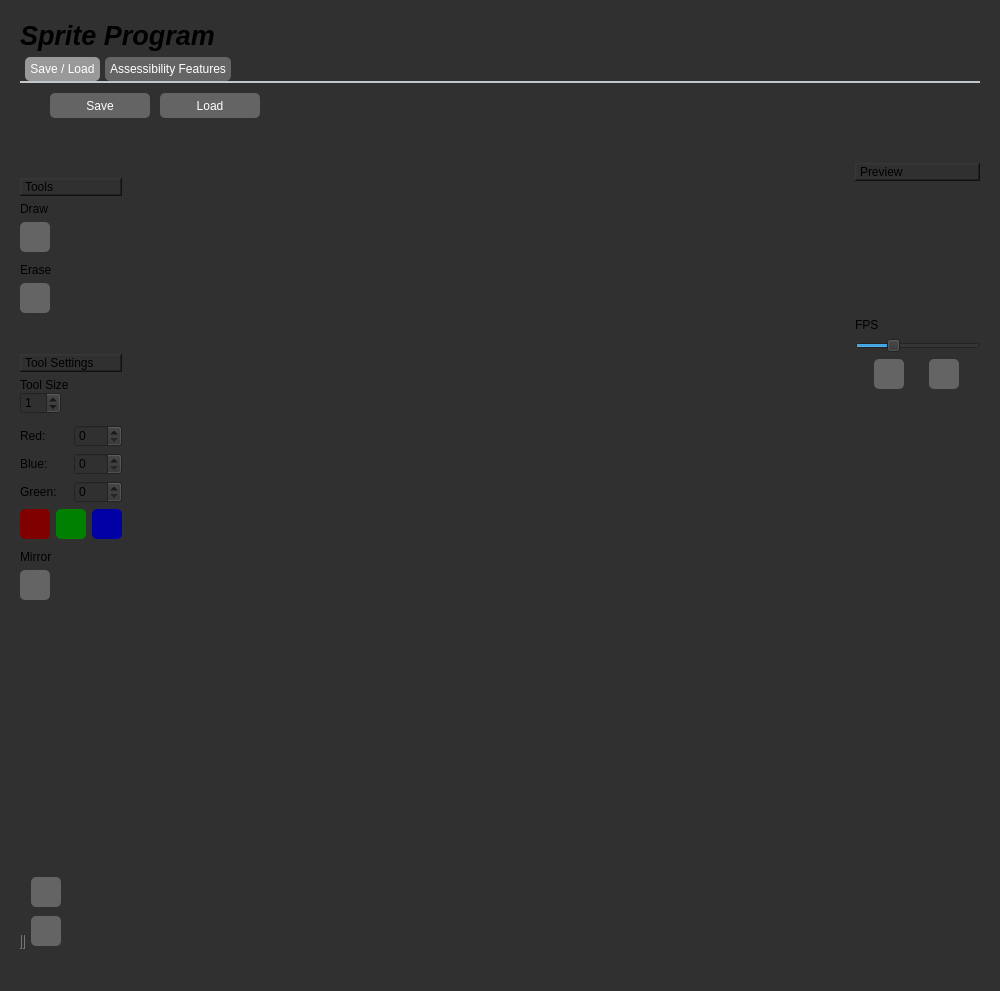
First picture: the form in mainwindow.ui, repository landonwest815/sprite-editor, before the edit.
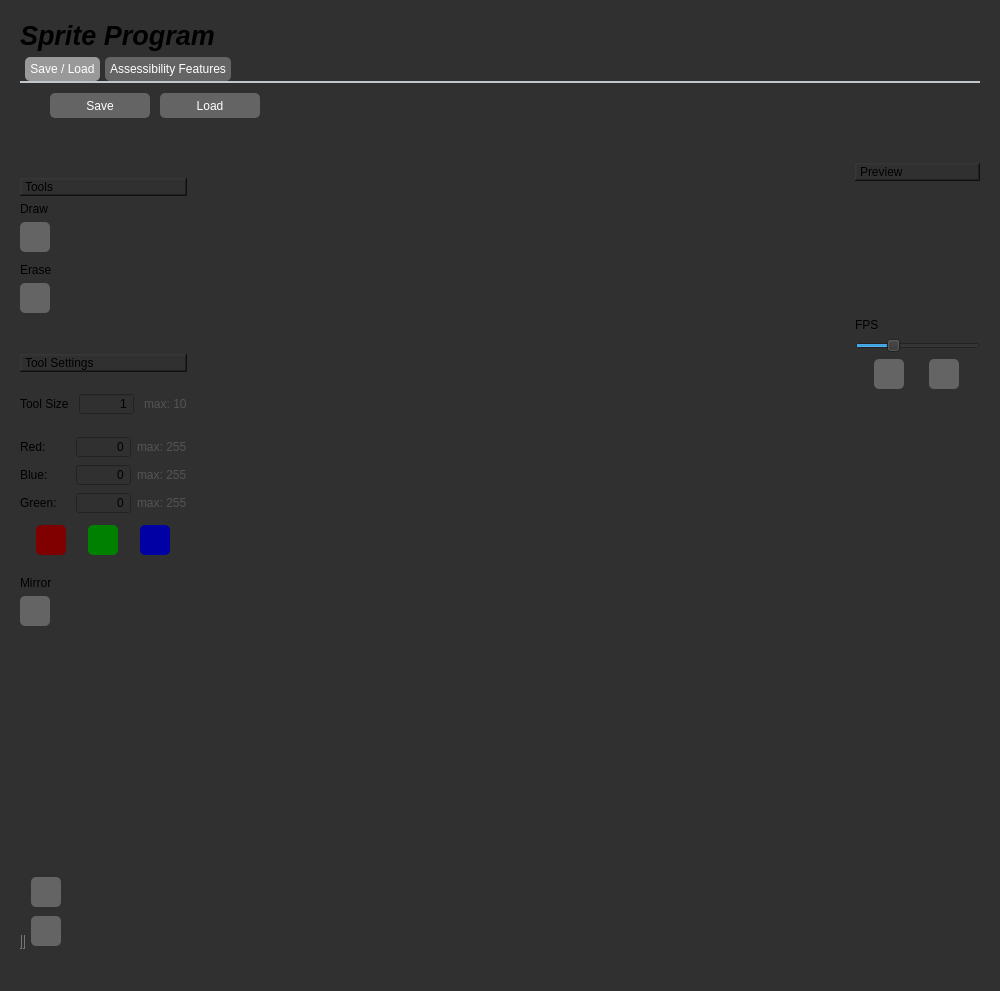
Second picture: the form after the edit. Icons and pictures are not drawn.

Diff of the .ui file:
```diff
--- a/mainwindow.ui
+++ b/mainwindow.ui
@@ -737,33 +737,84 @@
           </property>
          </widget>
         </item>
+        <item>
+         <spacer name="verticalSpacer_13">
+          <property name="orientation">
+           <enum>Qt::Vertical</enum>
+          </property>
+          <property name="sizeType">
+           <enum>QSizePolicy::Fixed</enum>
+          </property>
+          <property name="sizeHint" stdset="0">
+           <size>
+            <width>20</width>
+            <height>15</height>
+           </size>
+          </property>
+         </spacer>
+        </item>
         <item>
          <layout class="QVBoxLayout" name="verticalLayout_4">
           <property name="spacing">
            <number>0</number>
           </property>
           <item>
-           <widget class="QLabel" name="toolSizeLabel">
-            <property name="text">
-             <string>Tool Size</string>
-            </property>
-           </widget>
-          </item>
-          <item>
-           <widget class="QSpinBox" name="toolSizeSpin">
-            <property name="sizePolicy">
-             <sizepolicy hsizetype="Fixed" vsizetype="Fixed">
-              <horstretch>0</horstretch>
-              <verstretch>0</verstretch>
-             </sizepolicy>
-            </property>
-            <property name="maximum">
+           <layout class="QHBoxLayout" name="horizontalLayout_7">
+            <property name="spacing">
              <number>10</number>
             </property>
-            <property name="value">
-             <number>1</number>
-            </property>
-           </widget>
+            <item>
+             <widget class="QLabel" name="toolSizeLabel">
+              <property name="text">
+               <string>Tool Size</string>
+              </property>
+             </widget>
+            </item>
+            <item>
+             <widget class="QSpinBox" name="toolSizeSpin">
+              <property name="sizePolicy">
+               <sizepolicy hsizetype="Fixed" vsizetype="Fixed">
+                <horstretch>0</horstretch>
+                <verstretch>0</verstretch>
+               </sizepolicy>
+              </property>
+              <property name="minimumSize">
+               <size>
+                <width>55</width>
+                <height>0</height>
+               </size>
+              </property>
+              <property name="maximumSize">
+               <size>
+                <width>55</width>
+                <height>16777215</height>
+               </size>
+              </property>
+              <property name="alignment">
+               <set>Qt::AlignRight|Qt::AlignTrailing|Qt::AlignVCenter</set>
+              </property>
+              <property name="buttonSymbols">
+               <enum>QAbstractSpinBox::NoButtons</enum>
+              </property>
+              <property name="maximum">
+               <number>10</number>
+              </property>
+              <property name="value">
+               <number>1</number>
+              </property>
+             </widget>
+            </item>
+            <item>
+             <widget class="QLabel" name="redLabel_2">
+              <property name="styleSheet">
+               <string notr="true">color: rgb(84, 84, 84)</string>
+              </property>
+              <property name="text">
+               <string>max: 10</string>
+              </property>
+             </widget>
+            </item>
+           </layout>
           </item>
          </layout>
         </item>
@@ -778,7 +829,7 @@
           <property name="sizeHint" stdset="0">
            <size>
             <width>20</width>
-            <height>5</height>
+            <height>15</height>
            </size>
           </property>
          </spacer>
@@ -794,14 +845,42 @@
           </item>
           <item>
            <widget class="QSpinBox" name="redSpin">
+            <property name="minimumSize">
+             <size>
+              <width>55</width>
+              <height>0</height>
+             </size>
+            </property>
+            <property name="maximumSize">
+             <size>
+              <width>55</width>
+              <height>16777215</height>
+             </size>
+            </property>
             <property name="styleSheet">
              <string notr="true"/>
             </property>
+            <property name="alignment">
+             <set>Qt::AlignRight|Qt::AlignTrailing|Qt::AlignVCenter</set>
+            </property>
+            <property name="buttonSymbols">
+             <enum>QAbstractSpinBox::NoButtons</enum>
+            </property>
             <property name="maximum">
              <number>255</number>
             </property>
            </widget>
           </item>
+          <item>
+           <widget class="QLabel" name="redLabel_4">
+            <property name="styleSheet">
+             <string notr="true">color: rgb(84, 84, 84)</string>
+            </property>
+            <property name="text">
+             <string>max: 255</string>
+            </property>
+           </widget>
+          </item>
          </layout>
         </item>
         <item>
@@ -815,11 +894,39 @@
           </item>
           <item>
            <widget class="QSpinBox" name="blueSpin">
+            <property name="minimumSize">
+             <size>
+              <width>55</width>
+              <height>0</height>
+             </size>
+            </property>
+            <property name="maximumSize">
+             <size>
+              <width>55</width>
+              <height>16777215</height>
+             </size>
+            </property>
+            <property name="alignment">
+             <set>Qt::AlignRight|Qt::AlignTrailing|Qt::AlignVCenter</set>
+            </property>
+            <property name="buttonSymbols">
+             <enum>QAbstractSpinBox::NoButtons</enum>
+            </property>
             <property name="maximum">
              <number>255</number>
             </property>
            </widget>
           </item>
+          <item>
+           <widget class="QLabel" name="redLabel_5">
+            <property name="styleSheet">
+             <string notr="true">color: rgb(84, 84, 84)</string>
+            </property>
+            <property name="text">
+             <string>max: 255</string>
+            </property>
+           </widget>
+          </item>
          </layout>
         </item>
         <item>
@@ -833,13 +940,57 @@
           </item>
           <item>
            <widget class="QSpinBox" name="greenSpin">
+            <property name="minimumSize">
+             <size>
+              <width>55</width>
+              <height>0</height>
+             </size>
+            </property>
+            <property name="maximumSize">
+             <size>
+              <width>55</width>
+              <height>16777215</height>
+             </size>
+            </property>
+            <property name="alignment">
+             <set>Qt::AlignRight|Qt::AlignTrailing|Qt::AlignVCenter</set>
+            </property>
+            <property name="buttonSymbols">
+             <enum>QAbstractSpinBox::NoButtons</enum>
+            </property>
             <property name="maximum">
              <number>255</number>
             </property>
            </widget>
           </item>
+          <item>
+           <widget class="QLabel" name="redLabel_6">
+            <property name="styleSheet">
+             <string notr="true">color: rgb(84, 84, 84)</string>
+            </property>
+            <property name="text">
+             <string>max: 255</string>
+            </property>
+           </widget>
+          </item>
          </layout>
         </item>
+        <item>
+         <spacer name="verticalSpacer_15">
+          <property name="orientation">
+           <enum>Qt::Vertical</enum>
+          </property>
+          <property name="sizeType">
+           <enum>QSizePolicy::Fixed</enum>
+          </property>
+          <property name="sizeHint" stdset="0">
+           <size>
+            <width>20</width>
+            <height>5</height>
+           </size>
+          </property>
+         </spacer>
+        </item>
         <item>
          <layout class="QHBoxLayout" name="horizontalLayout_8">
           <item>
@@ -984,7 +1135,7 @@
           <property name="sizeHint" stdset="0">
            <size>
             <width>20</width>
-            <height>5</height>
+            <height>15</height>
            </size>
           </property>
          </spacer>
```
Left out of the diff: 4 changed lines with no effect on the pictures.
